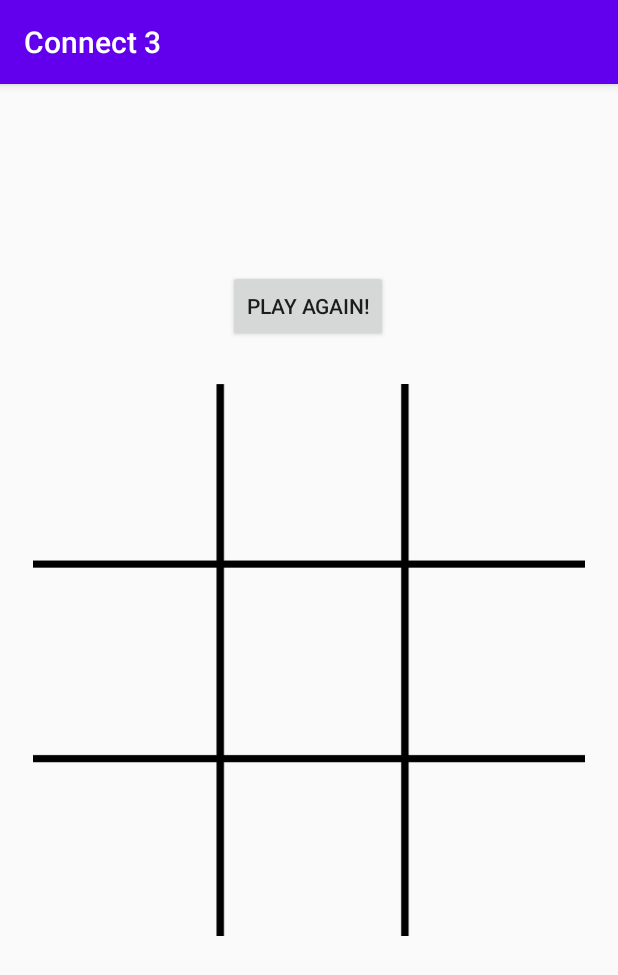
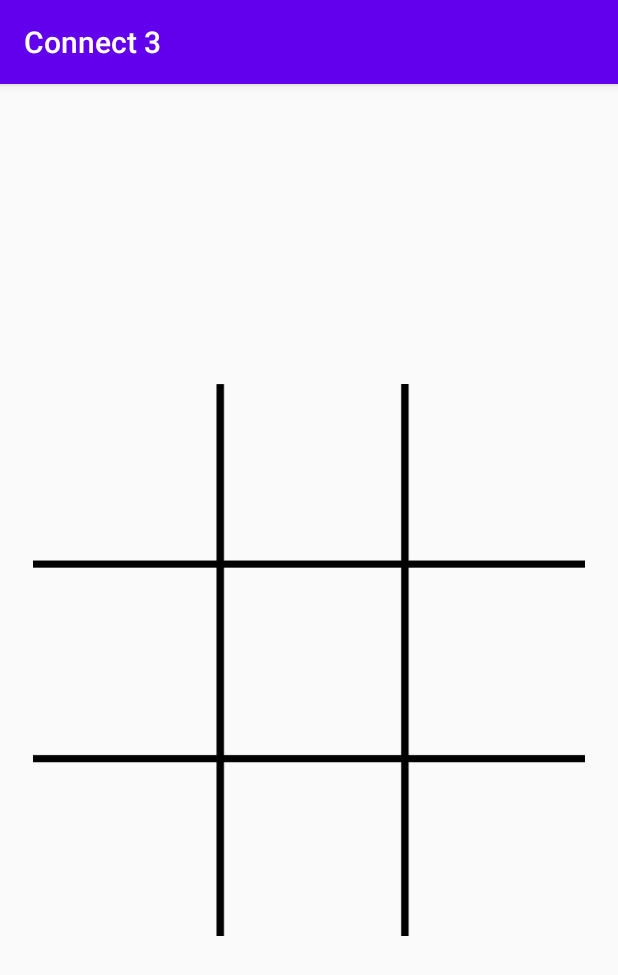
Before and after one commit to yenhoangle/Connect3, an Android app: the screen it shows after launch (MainActivity), on a phone screen of 412 x 824 dp. Shown: the top 975 px of the screen. Run offline under Robolectric (Android 15) with nearby library versions, the phone set to English and light mode, and no system bars.

Commit message:
added replay function

```diff
--- a/app/src/main/res/layout/activity_main.xml
+++ b/app/src/main/res/layout/activity_main.xml
@@ -7,7 +7,7 @@
     tools:context=".MainActivity">
 
     <android.support.v7.widget.GridLayout
-        android:id="@+id/gridLayout"
+        android:id="@+id/gameBoardGridLayout"
         android:layout_width="368dp"
         android:layout_height="368dp"
         android:background="@drawable/board"
@@ -98,11 +98,13 @@
     </android.support.v7.widget.GridLayout>
 
     <TextView
-        android:id="@+id/textView2"
-        android:layout_width="126dp"
-        android:layout_height="38dp"
+        android:id="@+id/winnerTextView"
+        android:layout_width="wrap_content"
+        android:layout_height="wrap_content"
+        android:textColor="#000000"
+        android:textSize="24sp"
         android:visibility="invisible"
-        app:layout_constraintBottom_toTopOf="@+id/button"
+        app:layout_constraintBottom_toTopOf="@+id/playAgainBtn"
         app:layout_constraintEnd_toEndOf="parent"
         app:layout_constraintHorizontal_bias="0.498"
         app:layout_constraintStart_toStartOf="parent"
@@ -110,14 +112,17 @@
         app:layout_constraintVertical_bias="0.615" />
 
     <Button
-        android:id="@+id/button"
+        android:id="@+id/playAgainBtn"
         android:layout_width="wrap_content"
         android:layout_height="wrap_content"
         android:layout_marginBottom="28dp"
+        android:onClick="playAgain"
         android:text="Play Again!"
-        app:layout_constraintBottom_toTopOf="@+id/gridLayout"
+        android:visibility="invisible"
+        app:layout_constraintBottom_toTopOf="@+id/gameBoardGridLayout"
         app:layout_constraintEnd_toEndOf="parent"
         app:layout_constraintHorizontal_bias="0.498"
-        app:layout_constraintStart_toStartOf="parent" />
+        app:layout_constraintStart_toStartOf="parent"
+        tools:visibility="invisible" />
 
 </android.support.constraint.ConstraintLayout>
```
Also changed, not shown: app/src/main/java/com/example/yhle/connect3/MainActivity.java (+34 -3 lines).
